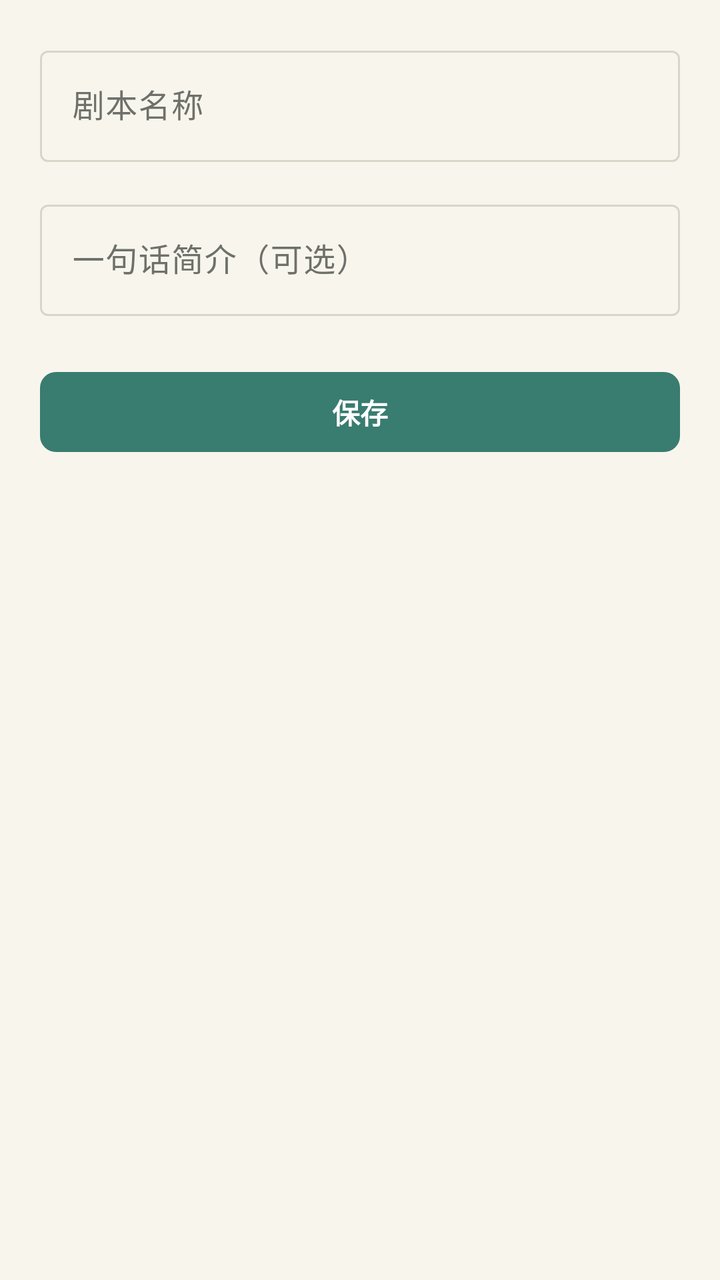
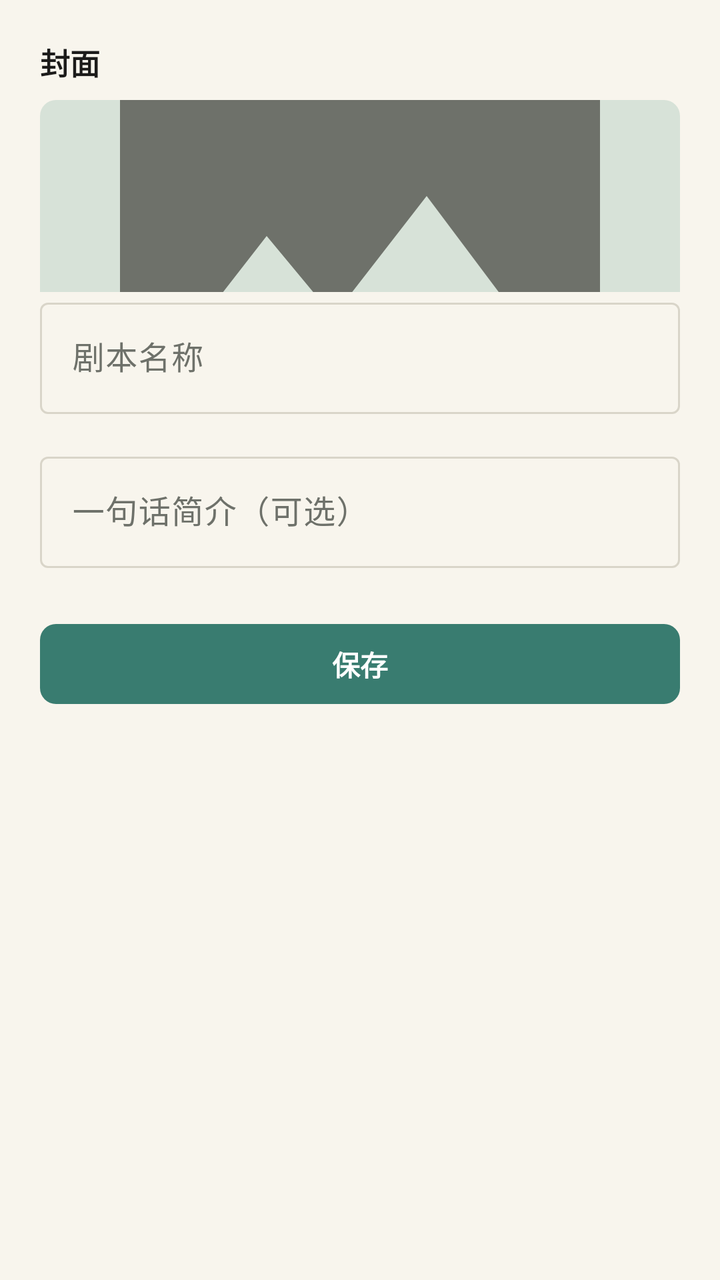

An Android layout rendered at two revisions. The XML below is the earlier revision; the diff shows what the commit changed to produce the second picture.
<!-- AndroidManifest.xml: application theme Theme.RolePlayChat -->
<!-- res/layout/fragment_script_edit.xml -->
<?xml version="1.0" encoding="utf-8"?>
<ScrollView xmlns:android="http://schemas.android.com/apk/res/android"
    android:layout_width="match_parent"
    android:layout_height="match_parent"
    android:fillViewport="true">

    <LinearLayout
        android:layout_width="match_parent"
        android:layout_height="wrap_content"
        android:orientation="vertical"
        android:padding="@dimen/screen_margin">

        <com.google.android.material.textfield.TextInputLayout
            android:layout_width="match_parent"
            android:layout_height="wrap_content"
            android:hint="@string/script_name_hint"
            style="@style/Widget.Material3.TextInputLayout.OutlinedBox">

            <com.google.android.material.textfield.TextInputEditText
                android:id="@+id/input_script_name"
                android:layout_width="match_parent"
                android:layout_height="wrap_content"
                android:maxLength="80" />
        </com.google.android.material.textfield.TextInputLayout>

        <com.google.android.material.textfield.TextInputLayout
            android:layout_width="match_parent"
            android:layout_height="wrap_content"
            android:layout_marginTop="@dimen/space_l"
            android:hint="@string/script_one_line_hint"
            style="@style/Widget.Material3.TextInputLayout.OutlinedBox">

            <com.google.android.material.textfield.TextInputEditText
                android:id="@+id/input_script_one_line"
                android:layout_width="match_parent"
                android:layout_height="wrap_content"
                android:maxLength="500" />
        </com.google.android.material.textfield.TextInputLayout>

        <com.google.android.material.button.MaterialButton
            android:id="@+id/btn_save_script"
            android:layout_width="match_parent"
            android:layout_height="wrap_content"
            android:layout_marginTop="@dimen/space_xl"
            android:text="@string/action_save"
            style="@style/Widget.RolePlayChat.Button" />
    </LinearLayout>
</ScrollView>
<!-- resources referenced by this layout -->
<resources>
  <dimen name="screen_margin">20dp</dimen>
  <dimen name="space_l">16dp</dimen>
  <dimen name="space_xl">24dp</dimen>
  <string name="action_save">保存</string>
  <string name="script_name_hint">剧本名称</string>
  <string name="script_one_line_hint">一句话简介（可选）</string>
  <style name="Widget.RolePlayChat.Button" parent="Widget.Material3.Button">
          <item name="cornerRadius">8dp</item>
          <item name="android:minHeight">48dp</item>
          <item name="android:textStyle">bold</item>
      </style>
  <style name="Theme.RolePlayChat" parent="Theme.Material3.Light.NoActionBar">
          <item name="colorPrimary">@color/brand_primary</item>
          <item name="colorOnPrimary">@color/brand_on_primary</item>
          <item name="colorPrimaryContainer">@color/brand_primary_light</item>
          <item name="colorSecondary">@color/brand_secondary</item>
          <item name="colorSurface">@color/brand_surface</item>
          <item name="colorSurfaceVariant">@color/brand_surface_variant</item>
          <item name="colorOnSurface">@color/brand_on_surface</item>
          <item name="colorOnSurfaceVariant">@color/brand_on_surface_variant</item>
          <item name="colorOutline">@color/brand_outline</item>
          <item name="android:colorBackground">@color/brand_background</item>
          <item name="android:colorForeground">@color/brand_on_surface</item>
          <item name="android:statusBarColor">@color/brand_primary</item>
          <item name="android:windowLightStatusBar">false</item>
          <item name="android:navigationBarColor">@color/brand_surface</item>
          <item name="android:windowBackground">@color/brand_background</item>
      </style>
  <color name="brand_primary">#FF397C70</color>
  <color name="brand_on_primary">#FFFFFFFF</color>
  <color name="brand_primary_light">#FF6E9E93</color>
  <color name="brand_secondary">#FFC99647</color>
  <color name="brand_surface">#FFFFFCF6</color>
  <color name="brand_surface_variant">#FFF0EEE5</color>
  <color name="brand_on_surface">#FF242722</color>
  <color name="brand_on_surface_variant">#FF6E716A</color>
  <color name="brand_outline">#FFD9D5C9</color>
  <color name="brand_background">#FFF8F5ED</color>
</resources>

<!-- the commit's change to res/layout/fragment_script_edit.xml (unified diff, before → after) -->
@@ -9,6 +9,42 @@
         android:layout_height="wrap_content"
         android:orientation="vertical"
         android:padding="@dimen/screen_margin">
+
+        <TextView
+            android:layout_width="match_parent"
+            android:layout_height="wrap_content"
+            android:text="@string/script_cover"
+            android:textSize="15sp"
+            android:textStyle="bold"
+            android:textColor="@color/text_primary" />
+
+        <FrameLayout
+            android:layout_width="match_parent"
+            android:layout_height="wrap_content"
+            android:layout_marginTop="@dimen/space_s">
+
+            <ImageView
+                android:id="@+id/cover_preview"
+                android:layout_width="match_parent"
+                android:layout_height="96dp"
+                android:background="@drawable/bg_script_cover"
+                android:contentDescription="@string/script_cover"
+                android:scaleType="centerCrop"
+                android:src="@drawable/ic_image_placeholder" />
+
+            <ImageView
+                android:id="@+id/btn_clear_cover"
+                android:layout_width="28dp"
+                android:layout_height="28dp"
+                android:layout_gravity="end|top"
+                android:layout_margin="8dp"
+                android:background="#80000000"
+                android:contentDescription="@string/script_cover_clear"
+                android:padding="4dp"
+                android:src="@drawable/ic_close"
+                android:tint="#FFFFFF"
+                android:visibility="gone" />
+        </FrameLayout>
 
         <com.google.android.material.textfield.TextInputLayout
             android:layout_width="match_parent"
<!-- resource entries referenced after the edit -->
@@ -1,9 +1,42 @@
 <!-- resources referenced by this layout -->
 <resources>
+  <color name="text_primary">#FF1C1B1A</color>
   <dimen name="screen_margin">20dp</dimen>
   <dimen name="space_l">16dp</dimen>
+  <dimen name="space_s">8dp</dimen>
   <dimen name="space_xl">24dp</dimen>
+  <!-- drawable bg_script_cover (drawable) -->
+  <?xml version="1.0" encoding="utf-8"?>
+  <shape xmlns:android="http://schemas.android.com/apk/res/android" android:shape="rectangle">
+      <solid android:color="@color/brand_hero" />
+      <corners android:topLeftRadius="8dp" android:topRightRadius="8dp" />
+  </shape>
+  <!-- drawable ic_close (drawable) -->
+  <?xml version="1.0" encoding="utf-8"?>
+  <vector xmlns:android="http://schemas.android.com/apk/res/android"
+      android:width="24dp"
+      android:height="24dp"
+      android:viewportWidth="24"
+      android:viewportHeight="24">
+      <path
+          android:fillColor="@android:color/white"
+          android:pathData="M19,6.41L17.59,5 12,10.59 6.41,5 5,6.41 10.59,12 5,17.59 6.41,19 12,13.41 17.59,19 19,17.59 13.41,12z" />
+  </vector>
+  <!-- drawable ic_image_placeholder (drawable) -->
+  <?xml version="1.0" encoding="utf-8"?>
+  <vector xmlns:android="http://schemas.android.com/apk/res/android"
+      android:width="24dp"
+      android:height="24dp"
+      android:viewportWidth="24"
+      android:viewportHeight="24"
+      android:tint="?attr/colorOnSurfaceVariant">
+      <path
+          android:fillColor="@android:color/white"
+          android:pathData="M21,19V5c0,-1.1 -0.9,-2 -2,-2H5c-1.1,0 -2,0.9 -2,2v14c0,1.1 0.9,2 2,2h14c1.1,0 2,-0.9 2,-2zM8.5,13.5l2.5,3.01L14.5,12l4.5,6H5l3.5,-4.5z" />
+  </vector>
   <string name="action_save">保存</string>
+  <string name="script_cover">封面</string>
+  <string name="script_cover_clear">清除封面</string>
   <string name="script_name_hint">剧本名称</string>
   <string name="script_one_line_hint">一句话简介（可选）</string>
   <style name="Widget.RolePlayChat.Button" parent="Widget.Material3.Button">
@@ -28,6 +61,7 @@
           <item name="android:navigationBarColor">@color/brand_surface</item>
           <item name="android:windowBackground">@color/brand_background</item>
       </style>
+  <color name="brand_hero">#FFD7E2D8</color>
   <color name="brand_primary">#FF397C70</color>
   <color name="brand_on_primary">#FFFFFFFF</color>
   <color name="brand_primary_light">#FF6E9E93</color>
